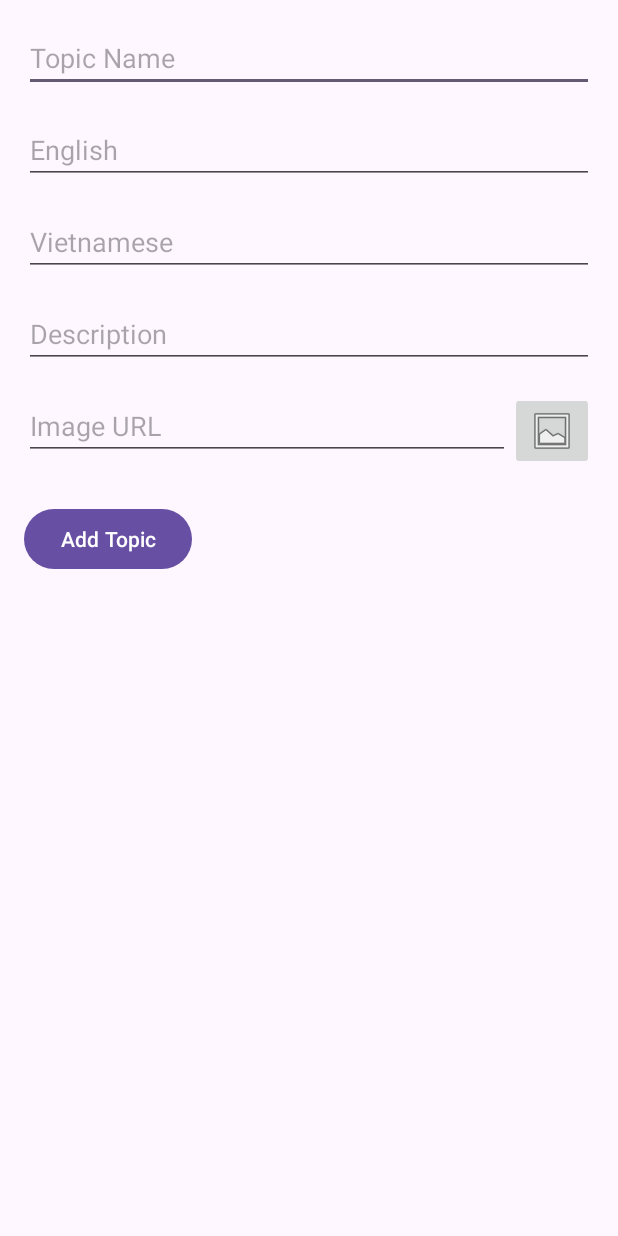
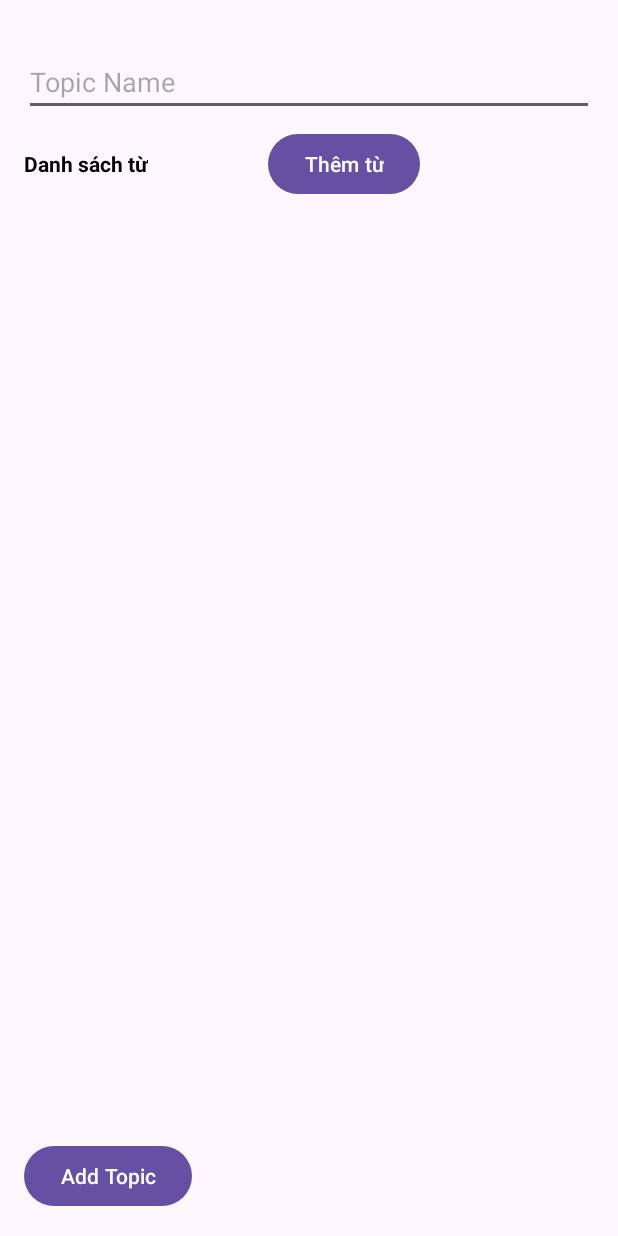
Before and after one commit to nqhop/foreign-language-learning-firebase-firestore-android, an Android app: the layout activity_add_topic.xml on its own in the app's theme, with its tools: preview values and no code run, on a phone screen of 412 x 824 dp. Run offline under Robolectric (Android 15) with nearby library versions, the phone set to English and light mode, and no system bars.

Commit message:
add topic

```diff
--- a/app/src/main/java/com/example/quizapp/activities/MainActivity.java
+++ b/app/src/main/java/com/example/quizapp/activities/MainActivity.java
@@ -56,6 +56,9 @@ public class MainActivity extends AppCompatActivity {
 
         // test multiple choise
 //        startActivity(new Intent(this, multipleChoiceTestActivity.class));
+
+        //test add topic
+        startActivity(new Intent(this, AddTopicActivity.class));
 
         applyNightMode();
         demoDatabase();
--- a/app/src/main/res/layout/activity_add_topic.xml
+++ b/app/src/main/res/layout/activity_add_topic.xml
@@ -1,4 +1,5 @@
-<RelativeLayout xmlns:android="http://schemas.android.com/apk/res/android"
+<androidx.constraintlayout.widget.ConstraintLayout xmlns:android="http://schemas.android.com/apk/res/android"
+    xmlns:app="http://schemas.android.com/apk/res-auto"
     xmlns:tools="http://schemas.android.com/tools"
     android:layout_width="match_parent"
     android:layout_height="match_parent"
@@ -8,61 +9,83 @@
         android:id="@+id/editTextTopicName"
         android:layout_width="match_parent"
         android:layout_height="wrap_content"
-        android:hint="Topic Name" />
+        android:layout_marginTop="16dp"
+        android:hint="Topic Name"
+        app:layout_constraintEnd_toEndOf="parent"
+        app:layout_constraintStart_toStartOf="parent"
+        app:layout_constraintTop_toTopOf="parent" />
 
-    <EditText
-        android:id="@+id/editTextEnglish"
+<!--    <RelativeLayout-->
+<!--        android:id="@+id/relativeLayout3"-->
+<!--        android:layout_width="match_parent"-->
+<!--        android:layout_height="wrap_content"-->
+<!--        app:layout_constraintEnd_toEndOf="parent"-->
+<!--        app:layout_constraintStart_toStartOf="parent"-->
+<!--        app:layout_constraintTop_toBottomOf="@+id/editTextTopicName">-->
+
+<!--        <EditText-->
+<!--            android:id="@+id/editTextImage"-->
+<!--            android:layout_width="match_parent"-->
+<!--            android:layout_height="wrap_content"-->
+<!--            android:layout_toStartOf="@id/addImageButton"-->
+<!--            android:hint="Image URL" />-->
+
+<!--        <ImageButton-->
+<!--            android:id="@+id/addImageButton"-->
+<!--            android:layout_width="wrap_content"-->
+<!--            android:layout_height="wrap_content"-->
+<!--            android:layout_alignParentEnd="true"-->
+<!--            android:contentDescription="Choose Image"-->
+<!--            android:src="@android:drawable/ic_menu_gallery" />-->
+<!--    </RelativeLayout>-->
+
+    <LinearLayout
         android:layout_width="match_parent"
         android:layout_height="wrap_content"
-        android:layout_below="@id/editTextTopicName"
-        android:layout_marginTop="16dp"
-        android:hint="English" />
+        android:orientation="horizontal"
+        app:layout_constraintTop_toBottomOf="@+id/editTextTopicName"
+        tools:layout_editor_absoluteX="16dp">
 
-    <EditText
-        android:id="@+id/editTextVietnamese"
-        android:layout_width="match_parent"
-        android:layout_height="wrap_content"
-        android:layout_below="@id/editTextEnglish"
-        android:layout_marginTop="16dp"
-        android:hint="Vietnamese" />
-
-    <EditText
-        android:id="@+id/editTextDescription"
-        android:layout_width="match_parent"
-        android:layout_height="wrap_content"
-        android:layout_below="@id/editTextVietnamese"
-        android:layout_marginTop="16dp"
-        android:hint="Description" />
-
-    <RelativeLayout
-        android:id="@+id/relativeLayout3"
-        android:layout_width="match_parent"
-        android:layout_height="wrap_content"
-        android:layout_below="@id/editTextDescription"
-        android:layout_marginTop="16dp">
-
-        <EditText
-            android:id="@+id/editTextImage"
-            android:layout_width="match_parent"
-            android:layout_height="wrap_content"
-            android:layout_toStartOf="@id/addImageButton"
-            android:hint="Image URL" />
-
-        <ImageButton
-            android:id="@+id/addImageButton"
+        <TextView
+            android:id="@+id/textView40"
             android:layout_width="wrap_content"
             android:layout_height="wrap_content"
-            android:layout_alignParentEnd="true"
-            android:contentDescription="Choose Image"
-            android:src="@android:drawable/ic_menu_gallery" />
-    </RelativeLayout>
+            android:layout_marginTop="8dp"
+            android:text="Danh sách từ"
+            android:textColor="@color/black"
+            android:textStyle="bold" />
+
+        <Button
+            android:id="@+id/button"
+            android:layout_width="wrap_content"
+            android:layout_height="wrap_content"
+            android:layout_marginTop="8dp"
+            android:layout_marginLeft="80dp"
+            android:text="Thêm từ" />
+    </LinearLayout>
+
+    <ScrollView
+        android:layout_width="match_parent"
+        android:layout_height="0dp"
+        android:layout_marginTop="120dp"
+        app:layout_constraintBottom_toTopOf="@+id/addButton"
+        app:layout_constraintEnd_toEndOf="parent"
+        app:layout_constraintStart_toStartOf="parent"
+        app:layout_constraintTop_toTopOf="parent">
+
+        <LinearLayout
+            android:id="@+id/linearLayoutVocabList"
+            android:layout_width="match_parent"
+            android:layout_height="match_parent"
+            android:orientation="vertical" />
+    </ScrollView>
 
     <Button
         android:id="@+id/addButton"
         android:layout_width="wrap_content"
         android:layout_height="wrap_content"
-        android:layout_below="@+id/relativeLayout3"
-        android:layout_marginTop="22dp"
-        android:text="Add Topic" />
+        android:text="Add Topic"
+        app:layout_constraintBottom_toBottomOf="parent"
+        app:layout_constraintStart_toStartOf="parent" />
 
-</RelativeLayout>
+</androidx.constraintlayout.widget.ConstraintLayout>
```
Also changed, not shown: app/src/main/java/com/example/quizapp/activities/AddTopicActivity.java (+156 -58 lines), app/src/main/res/layout/add_new_vocab_item.xml (added, +65 -0 lines).
